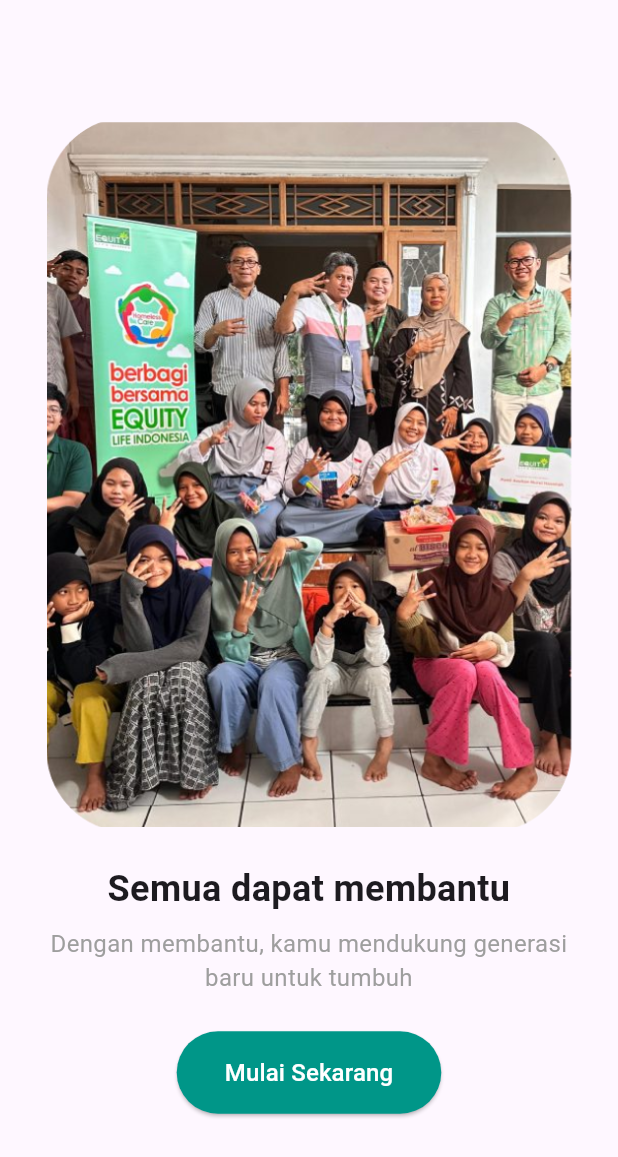
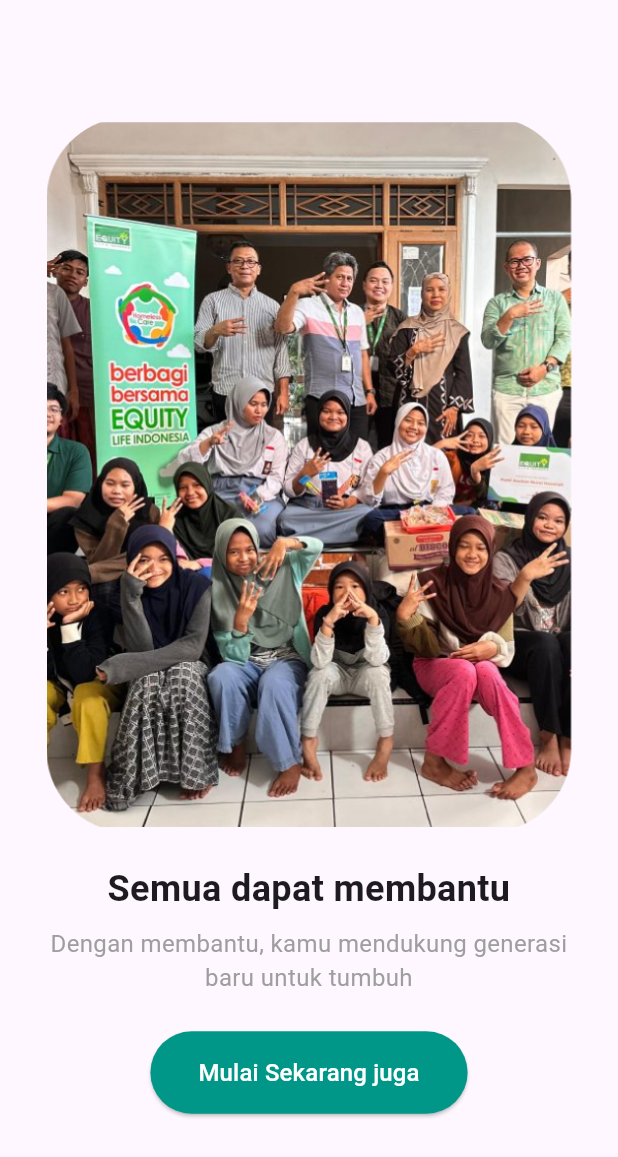
Before and after one commit to vitoagatha/app_jaringan_kasih, a Flutter app: the screen it shows after launch, on a phone screen of 412 x 824 dp. Shown: the top 1157 px of the screen. Run offline on Flutter 3.47's test engine with Material 3 defaults, Android fonts, the phone set to English and light mode, and no system bars.

```diff
--- a/lib/screens/welcome_screens.dart
+++ b/lib/screens/welcome_screens.dart
@@ -51,7 +51,7 @@ class WelcomeScreens extends StatelessWidget{
                 padding: const EdgeInsets.symmetric(vertical: 16, horizontal: 32),
               ),
               child: const Text(
-                'Mulai Sekarang',
+                'Mulai Sekarang juga',
                 style: TextStyle(fontSize: 16, color: Colors.white),
               ),
             ),
```
